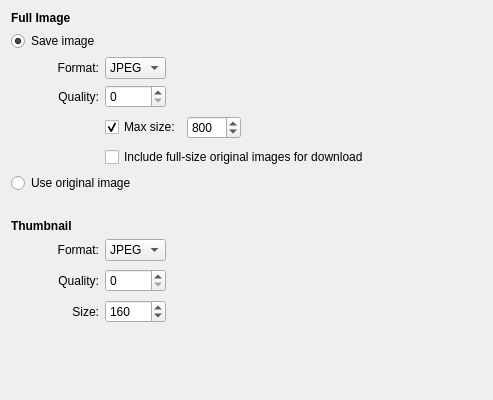
Qt form htmlexport/imagesettingspage.ui (KDE/kipi-plugins) before a commit.
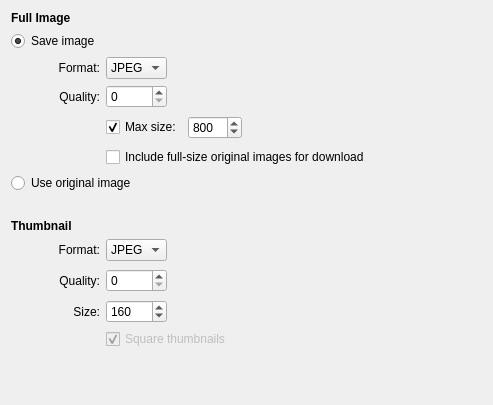
The same form after that commit. Custom widgets are drawn as their Qt base class.

```diff
--- a/htmlexport/imagesettingspage.ui
+++ b/htmlexport/imagesettingspage.ui
@@ -6,11 +6,11 @@
     <x>0</x>
     <y>0</y>
     <width>493</width>
-    <height>400</height>
+    <height>405</height>
    </rect>
   </property>
   <layout class="QGridLayout" name="gridLayout" >
-   <item row="0" column="0" colspan="4" >
+   <item row="0" column="0" colspan="2" >
     <widget class="QLabel" name="label" >
      <property name="font" >
       <font>
@@ -23,7 +23,7 @@
      </property>
     </widget>
    </item>
-   <item row="1" column="0" colspan="4" >
+   <item row="1" column="0" colspan="2" >
     <widget class="QRadioButton" name="mSaveImageButton" >
      <property name="text" >
       <string>Save image</string>
@@ -190,7 +190,7 @@
      </item>
     </layout>
    </item>
-   <item row="6" column="0" colspan="4" >
+   <item row="6" column="0" colspan="3" >
     <widget class="QRadioButton" name="mUseOriginalImageButton" >
      <property name="text" >
       <string>Use original image</string>
@@ -213,7 +213,7 @@
      </property>
     </spacer>
    </item>
-   <item row="8" column="0" colspan="4" >
+   <item row="8" column="0" colspan="2" >
     <widget class="QLabel" name="label_2" >
      <property name="font" >
       <font>
@@ -337,7 +337,23 @@
      </property>
     </widget>
    </item>
-   <item row="12" column="3" >
+   <item row="12" column="2" colspan="2" >
+    <widget class="QCheckBox" name="kcfg_thumbnailSquare" >
+     <property name="enabled" >
+      <bool>false</bool>
+     </property>
+     <property name="text" >
+      <string>Square thumbnails</string>
+     </property>
+     <property name="checkable" >
+      <bool>true</bool>
+     </property>
+     <property name="checked" >
+      <bool>true</bool>
+     </property>
+    </widget>
+   </item>
+   <item row="13" column="3" >
     <spacer name="verticalSpacer_2" >
      <property name="orientation" >
       <enum>Qt::Vertical</enum>
```
Left out of the diff: 1 changed line with no effect on the pictures.
